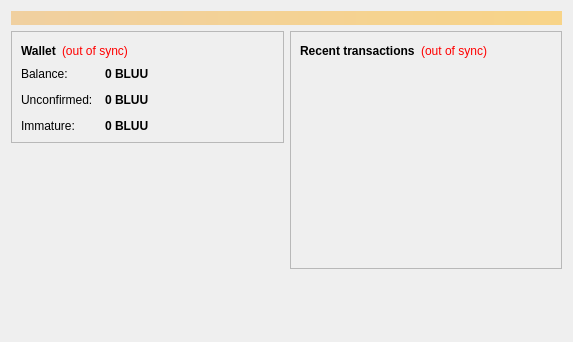
bluucoin/BluuCoin, file src/qt/forms/overviewpage.ui: the form before one commit.
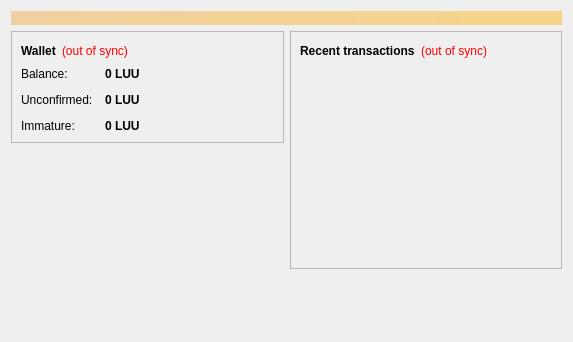
The form after the commit.

The edit to the form file:
```diff
--- a/src/qt/forms/overviewpage.ui
+++ b/src/qt/forms/overviewpage.ui
@@ -122,7 +122,7 @@
                <string>Your current balance</string>
               </property>
               <property name="text">
-               <string notr="true">0 BLUU</string>
+               <string notr="true">0 LUU</string>
               </property>
               <property name="textInteractionFlags">
                <set>Qt::LinksAccessibleByMouse|Qt::TextSelectableByKeyboard|Qt::TextSelectableByMouse</set>
@@ -151,7 +151,7 @@
                <string>Total of transactions that have yet to be confirmed, and do not yet count toward the current balance</string>
               </property>
               <property name="text">
-               <string notr="true">0 BLUU</string>
+               <string notr="true">0 LUU</string>
               </property>
               <property name="textInteractionFlags">
                <set>Qt::LinksAccessibleByMouse|Qt::TextSelectableByKeyboard|Qt::TextSelectableByMouse</set>
@@ -177,7 +177,7 @@
                <string>Mined balance that has not yet matured</string>
               </property>
               <property name="text">
-               <string notr="true">0 BLUU</string>
+               <string notr="true">0 LUU</string>
               </property>
               <property name="textInteractionFlags">
                <set>Qt::LinksAccessibleByMouse|Qt::TextSelectableByKeyboard|Qt::TextSelectableByMouse</set>
```
